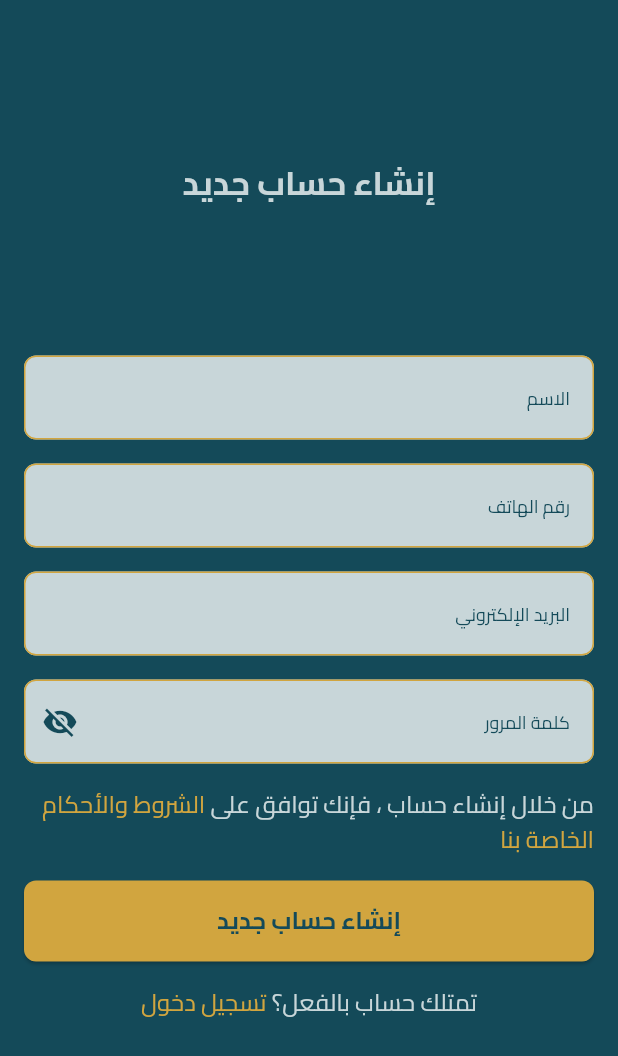
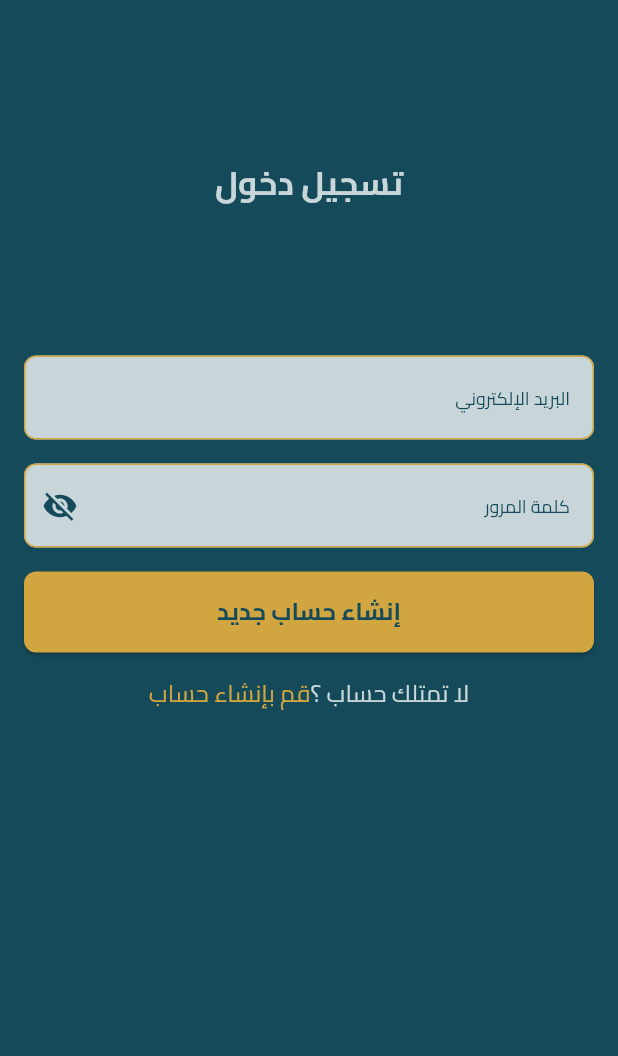
Before and after one commit to eng-tarek-elmarsafy/Restaurants, a Flutter app: the screen it shows after launch, on a phone screen of 412 x 824 dp. Shown: the top 1056 px of the screen. Run offline on Flutter 3.47's test engine with Material 3 defaults, Android fonts, the light colour scheme and no system bars; drawn by our look-alikes of modal_progress_hud_nsn; our stand-ins replace dartz, flutter_bloc, flutter_rating_bar, flutter_svg, get_it, google_nav_bar and 1 more; accounts and stored records are empty.

Commit message:
Refactor authentication services and views: rename AuthEmailServices to AuthServices, implement dependency injection with get_it, add SignInView and SignInViewBody, and remove LoginView and its components.

```diff
--- a/lib/core/helper/on_generate_route_function.dart
+++ b/lib/core/helper/on_generate_route_function.dart
@@ -1,8 +1,10 @@
 import 'package:flutter/material.dart';
 import 'package:flutter_bloc/flutter_bloc.dart';
-import 'package:restaurants/core/services/supabase/supabase_auth_services_impl.dart';
-import 'package:restaurants/features/auth/data/repo/auth_repo_impl.dart';
+import 'package:restaurants/core/helper/get_it_setup.dart';
+import 'package:restaurants/features/auth/domain/repo/auth_repo.dart';
+import 'package:restaurants/features/auth/presentation/manager/sign_in_cubit/sign_in_cubit.dart';
 import 'package:restaurants/features/auth/presentation/manager/sign_up_cubit/sign_up_cubit.dart';
+import 'package:restaurants/features/auth/presentation/views/sign_in_view.dart';
 import 'package:restaurants/features/auth/presentation/views/sign_up_view.dart';
 import 'package:restaurants/features/main/presentation/views/main_view.dart';
 import 'package:restaurants/features/restaurant_details/presentation/views/restaurnt_details_view.dart';
@@ -16,15 +18,20 @@ Route<dynamic> onGenerateRoute(RouteSettings setting) {
       return MaterialPageRoute(
         builder:
             (context) => BlocProvider(
-              create:
-                  (context) => SignUpCubit(
-                    AuthRepoImpl(authServices: SupabaseAuthEmailServicesImpl()),
-                  ),
+              create: (context) => SignUpCubit(getIt.get<AuthRepo>()),
               child: const SignUpView(),
             ),
       );
     case MainView.id:
       return MaterialPageRoute(builder: (context) => const MainView());
+    case SignInView.id:
+      return MaterialPageRoute(
+        builder:
+            (context) => BlocProvider(
+              create: (context) => SignInCubit(getIt.get<AuthRepo>()),
+              child: const SignInView(),
+            ),
+      );
     case RestaurntDetailsView.id:
       return MaterialPageRoute(
         builder: (context) => const RestaurntDetailsView(),
--- a/lib/core/services/auth_services.dart
+++ b/lib/core/services/auth_services.dart
@@ -1,6 +1,6 @@
 import 'package:supabase_flutter/supabase_flutter.dart';
 
-abstract class AuthEmailServices {
+abstract class AuthServices {
   Future<User> signUpWithEmail(
     String email,
     String password,
--- a/lib/core/services/supabase/supabase_auth_services_impl.dart
+++ b/lib/core/services/supabase/supabase_auth_services_impl.dart
@@ -2,7 +2,7 @@ import 'package:restaurants/core/failure/failure.dart';
 import 'package:restaurants/core/services/auth_services.dart';
 import 'package:supabase_flutter/supabase_flutter.dart';
 
-class SupabaseAuthEmailServicesImpl implements AuthEmailServices {
+class SupabaseAuthServicesImpl implements AuthServices {
   final supabase = Supabase.instance.client;
 
   @override
--- a/lib/features/auth/data/repo/auth_repo_impl.dart
+++ b/lib/features/auth/data/repo/auth_repo_impl.dart
@@ -8,7 +8,7 @@ import 'package:restaurants/features/auth/domain/repo/auth_repo.dart';
 class AuthRepoImpl extends AuthRepo {
   AuthRepoImpl({required this.authServices});
 
-  final AuthEmailServices authServices;
+  final AuthServices authServices;
 
   @override
   Future<Either<Failure, UserEntity>> signUpWithEmail(
--- /dev/null
+++ b/lib/features/auth/presentation/views/sign_in_view.dart
@@ -0,0 +1,11 @@
+import 'package:flutter/material.dart';
+import 'package:restaurants/features/auth/presentation/views/widgets/sign_in_view_body.dart';
+
+class SignInView extends StatelessWidget {
+  const SignInView({super.key});
+  static const String id = 'login_view';
+  @override
+  Widget build(BuildContext context) {
+    return const Scaffold(body: SignInViewBody());
+  }
+}
--- /dev/null
+++ b/lib/features/auth/presentation/views/widgets/sign_in_view_body.dart
@@ -0,0 +1,105 @@
+import 'package:flutter/widgets.dart';
+import 'package:flutter_bloc/flutter_bloc.dart';
+import 'package:restaurants/core/style/app_style.dart';
+import 'package:restaurants/core/widgets/custom_button.dart';
+import 'package:restaurants/core/widgets/custom_text_form_field.dart';
+import 'package:restaurants/core/widgets/eye_icon_obscure.dart';
+import 'package:restaurants/features/auth/presentation/manager/sign_in_cubit/sign_in_cubit.dart';
+import 'package:restaurants/features/auth/presentation/views/sign_up_view.dart';
+import 'package:restaurants/features/auth/presentation/views/widgets/rich_text_with_action.dart';
+
+class SignInViewBody extends StatefulWidget {
+  const SignInViewBody({super.key});
+
+  @override
+  State<SignInViewBody> createState() => _SignUpViewBodyState();
+}
+
+class _SignUpViewBodyState extends State<SignInViewBody> {
+  late GlobalKey<FormState> formKey;
+  late AutovalidateMode autovalidateMode;
+  late String email;
+  late String password;
+  bool obscureText = true;
+  @override
+  void initState() {
+    formKey = GlobalKey();
+    autovalidateMode = AutovalidateMode.disabled;
+    super.initState();
+  }
+
+  @override
+  Widget build(BuildContext context) {
+    return SingleChildScrollView(
+      child: Padding(
+        padding: const EdgeInsets.all(16),
+        child: Form(
+          key: formKey,
+          autovalidateMode: autovalidateMode,
+          child: Column(
+            crossAxisAlignment: CrossAxisAlignment.start,
+            children: [
+              const SizedBox(height: 90),
+              const Align(
+                child: Text('تسجيل دخول', style: AppStyle.titleStyle),
+              ),
+              const SizedBox(height: 100),
+              CustomTextFormField(
+                hintText: 'البريد الإلكتروني',
+                onSaved: (value) {
+                  email = value!;
+                },
+                // validator: validateEmail,
+              ),
+              const SizedBox(height: 16),
+              CustomTextFormField(
+                obscureText: obscureText,
+                hintText: 'كلمة المرور',
+                onSaved: (value) {
+                  password = value!;
+                },
+                // validator: validatePassword,
+                suffixIcon: EyeIconObscure(
+                  onChange: (value) {
+                    setState(() {
+                      obscureText = value;
+                    });
+                  },
+                ),
+              ),
+              const SizedBox(height: 16),
+
+              CustomButton(
+                title: 'إنشاء حساب جديد',
+                onPressed: () {
+                  if (formKey.currentState!.validate()) {
+                    formKey.currentState!.save();
+                    context.read<SignInCubit>().signInWithEmail(
+                      email,
+                      password,
+                    );
+                  } else {
+                    autovalidateMode = AutovalidateMode.always;
+                  }
+                },
+              ),
+              const SizedBox(height: 16),
+
+              Align(
+                child: GestureDetector(
+                  onTap: () {
+                    Navigator.pushNamed(context, SignUpView.id);
+                  },
+                  child: const RichTextWithAction(
+                    normalText: 'لا تمتلك حساب ؟',
+                    actionText: 'قم بإنشاء حساب',
+                  ),
+                ),
+              ),
+            ],
+          ),
+        ),
+      ),
+    );
+  }
+}
--- a/lib/features/splash/presentation/views/splash_view.dart
+++ b/lib/features/splash/presentation/views/splash_view.dart
@@ -1,5 +1,5 @@
 import 'package:flutter/material.dart';
-import 'package:restaurants/features/auth/presentation/views/sign_up_view.dart';
+import 'package:restaurants/features/auth/presentation/views/sign_in_view.dart';
 import 'package:restaurants/features/splash/presentation/views/widgets/splash_view_body.dart';
 
 class SplashView extends StatefulWidget {
@@ -15,7 +15,7 @@ class _SplashViewState extends State<SplashView> {
   void initState() {
     Future.delayed(const Duration(seconds: 3), () {
       if (!mounted) return;
-      Navigator.pushReplacementNamed(context, SignUpView.id);
+      Navigator.pushReplacementNamed(context, SignInView.id);
     });
 
     super.initState();
--- a/pubspec.yaml
+++ b/pubspec.yaml
@@ -37,6 +37,7 @@ dependencies:
     sdk: flutter
   flutter_rating_bar: ^4.0.1
   flutter_svg: ^2.2.0
+  get_it: ^8.0.3
   google_nav_bar: ^5.0.7
   intl: ^0.19.0
   modal_progress_hud_nsn: ^0.5.1
```
Also changed, not shown: lib/core/helper/get_it_setup.dart (added, +15 -0 lines), lib/features/auth/presentation/views/login_view.dart (deleted, +0 -11 lines), lib/features/auth/presentation/views/widgets/login_view_body.dart (deleted, +0 -86 lines), pubspec.lock, 2 other files.
